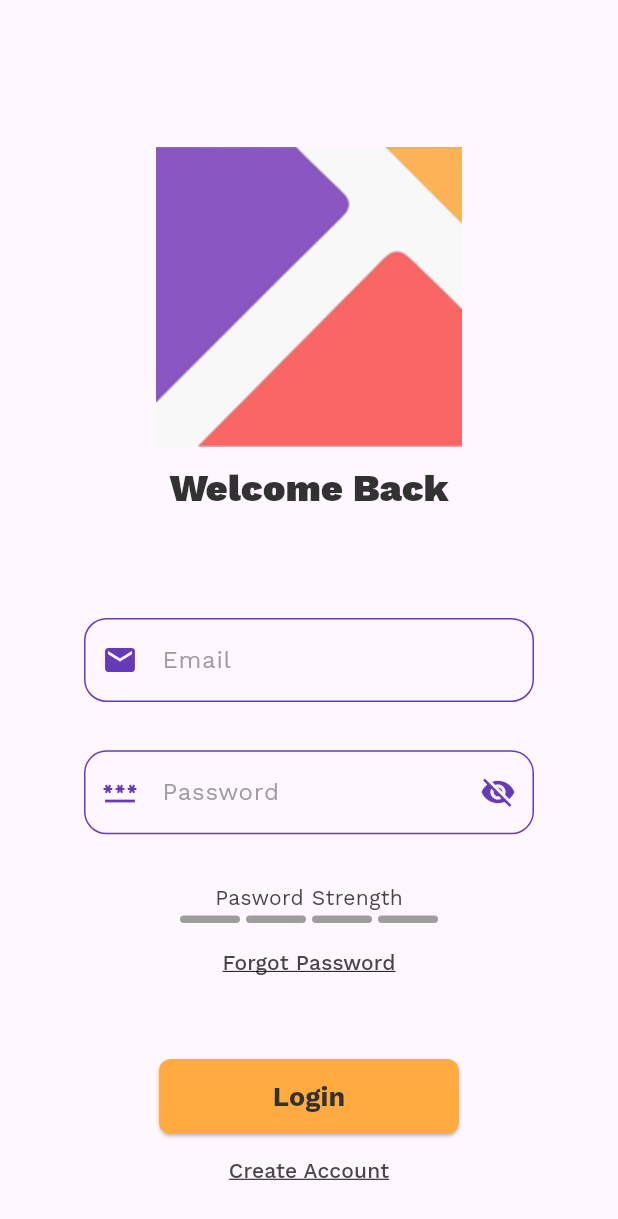
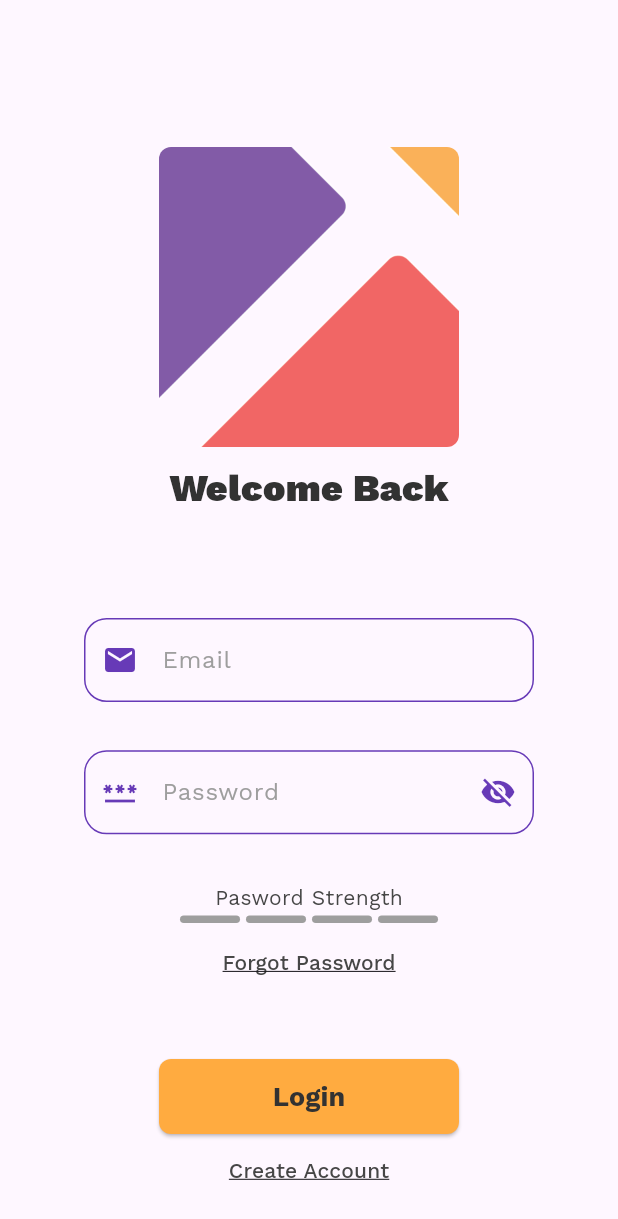
Before and after one commit to SadraMoghadam/TripTales, a Flutter app: the screen it shows after launch, after a tap on "Login", on a phone screen of 412 x 824 dp. Shown: the top 1219 px of the screen. Run offline on Flutter 3.47's test engine with Material 3 defaults, Android fonts, the phone set to English and light mode, and no system bars; our stand-ins replace firebase_core; accounts and stored records are empty.

Commit message:
made changes on the updated picture

```diff
--- a/lib/src/pages/Login.dart
+++ b/lib/src/pages/Login.dart
@@ -123,10 +123,13 @@ class _LoginPageState extends State<LoginPage> {
       children: <Widget>[
         Container(
           padding: const EdgeInsets.all(10),
-          child: Image.asset(
-            'assets/images/TripTales_logo.png',
-            height: 200.0,
-            fit: BoxFit.cover,
+          child: ClipRRect(
+            borderRadius: BorderRadius.circular(8.0),
+            child: Image.asset(
+              'assets/images/TripTales_logo.png',
+              height: 200.0,
+              fit: BoxFit.cover,
+            ),
           ),
         ),
         const Text(
@@ -193,8 +196,7 @@ class _LoginPageState extends State<LoginPage> {
                   onPressed: () {},
                   child: const Text('Forgot Password',
                       style: TextStyle(
-                          color: ctext2,
-                          decoration: TextDecoration.underline)),
+                          color: ctext2, decoration: TextDecoration.underline)),
                 )
               ],
             )),
@@ -216,11 +218,11 @@ class _LoginPageState extends State<LoginPage> {
             ],
           ),
           TextButton(
-            onPressed: () => Navigator.pushReplacementNamed(context, '/registerPage'),
+            onPressed: () =>
+                Navigator.pushReplacementNamed(context, '/registerPage'),
             child: const Text('Create Account',
                 style: TextStyle(
-                    color: ctext2,
-                    decoration: TextDecoration.underline)),
+                    color: ctext2, decoration: TextDecoration.underline)),
           ),
         ]),
       ],
--- a/lib/src/pages/home.dart
+++ b/lib/src/pages/home.dart
@@ -43,10 +43,13 @@ class HomePage extends StatelessWidget {
                 top: 40.0,
                 bottom: 170,
               ),
-              child: Image.asset(
-                'assets/images/TripTales_logo.png',
-                height: 250.0,
-                fit: BoxFit.cover,
+              child: ClipRRect(
+                borderRadius: BorderRadius.circular(8.0),
+                child: Image.asset(
+                  'assets/images/TripTales_logo.png',
+                  height: 250.0,
+                  fit: BoxFit.cover,
+                ),
               ),
             ),
             const Positioned(
@@ -106,11 +109,13 @@ class HomePage extends StatelessWidget {
             children: <Widget>[
               CustomButton(
                   text: "Login",
-                  onPressed: () => Navigator.pushReplacementNamed(context, '/loginPage'))
+                  onPressed: () =>
+                      Navigator.pushReplacementNamed(context, '/loginPage'))
             ],
           ),
           TextButton(
-            onPressed: () => Navigator.pushReplacementNamed(context, '/registerPage'),
+            onPressed: () =>
+                Navigator.pushReplacementNamed(context, '/registerPage'),
             child: const Text('Create Account',
                 style: TextStyle(
                     color: Colors.black87,
```
Also changed, not shown: assets/images/TripTales_logo.png.
